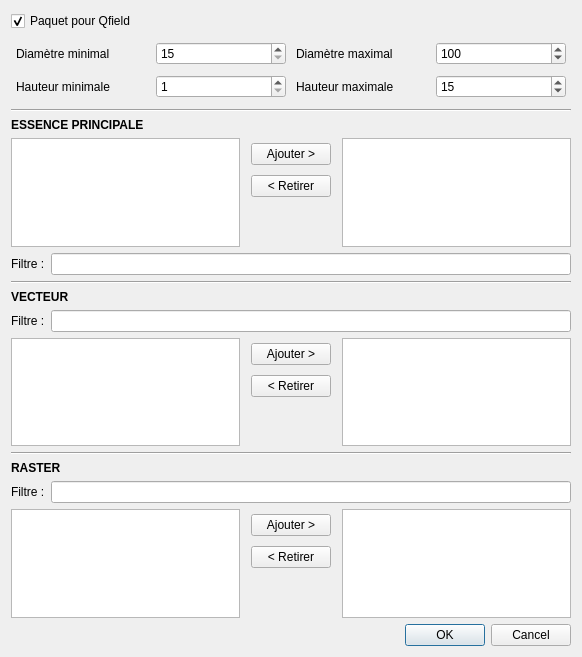
The window that Qracines/modules/tree_marking/create/tree_marking_create.ui (paul-carteron/Qracines) describes before a commit, drawn with Qt 5.
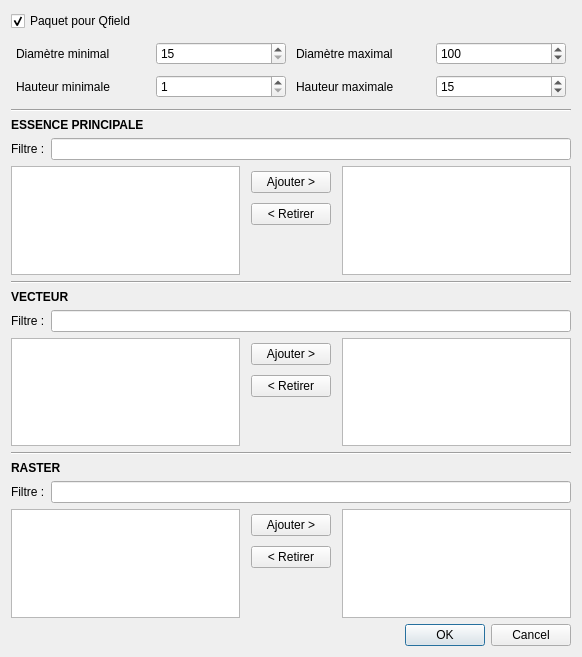
The same window after the commit. Custom widgets are drawn as their Qt base class.

The edit to the form file:
```diff
--- a/Qracines/modules/tree_marking/create/tree_marking_create.ui
+++ b/Qracines/modules/tree_marking/create/tree_marking_create.ui
@@ -166,6 +166,24 @@
      </property>
     </widget>
    </item>
+   <item>
+    <layout class="QHBoxLayout" name="hbox_filtre_ess">
+     <item>
+      <widget class="QLabel" name="label_layers_11">
+       <property name="text">
+        <string>Filtre :</string>
+       </property>
+      </widget>
+     </item>
+     <item>
+      <widget class="QLineEdit" name="le_filter_species">
+       <property name="placeholderText">
+        <string extracomment="CHE..."/>
+       </property>
+      </widget>
+     </item>
+    </layout>
+   </item>
    <item>
     <layout class="QGridLayout" name="gridLayout_6">
      <item row="1" column="1">
@@ -222,24 +240,6 @@
      </item>
     </layout>
    </item>
-   <item>
-    <layout class="QHBoxLayout" name="hbox_filtre_ess">
-     <item>
-      <widget class="QLabel" name="label_layers_11">
-       <property name="text">
-        <string>Filtre :</string>
-       </property>
-      </widget>
-     </item>
-     <item>
-      <widget class="QLineEdit" name="le_filter_species">
-       <property name="placeholderText">
-        <string extracomment="CHE..."/>
-       </property>
-      </widget>
-     </item>
-    </layout>
-   </item>
    <item>
     <widget class="Line" name="line">
      <property name="orientation">
```
